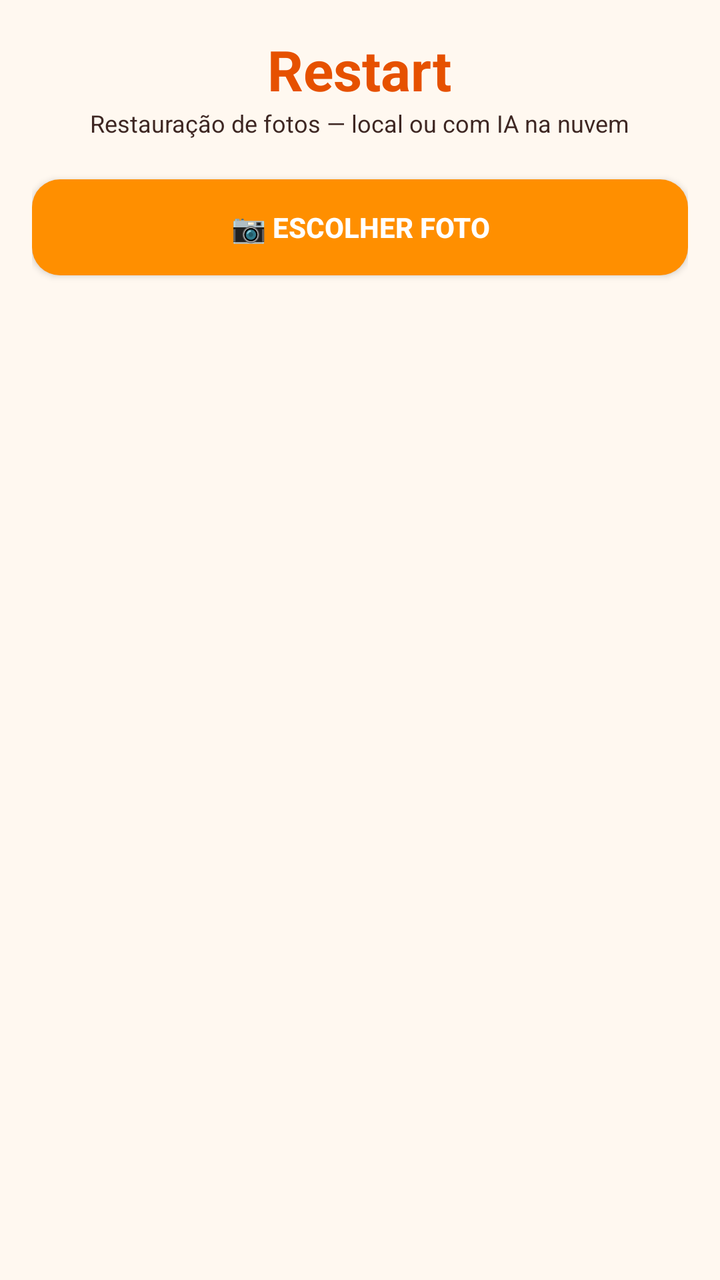
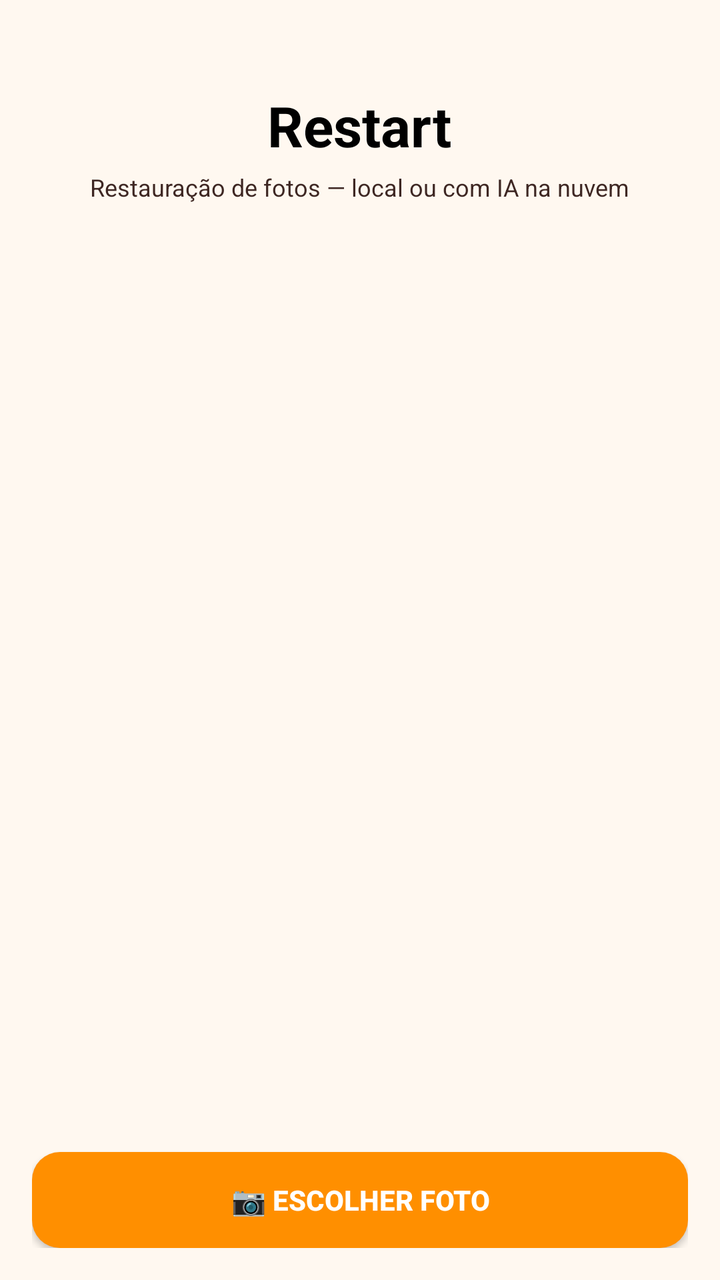

Compare the two renders of this Android layout. The source of the first and the diff that turns it into the second are given below.
<!-- AndroidManifest.xml: application theme Theme.Restart -->
<!-- res/layout/activity_main.xml -->
<?xml version="1.0" encoding="utf-8"?>
<androidx.core.widget.NestedScrollView xmlns:android="http://schemas.android.com/apk/res/android"
    xmlns:app="http://schemas.android.com/apk/res-auto"
    android:layout_width="match_parent"
    android:layout_height="match_parent"
    android:fillViewport="true">

    <LinearLayout
        android:layout_width="match_parent"
        android:layout_height="wrap_content"
        android:orientation="vertical"
        android:padding="16dp">

        <TextView
            android:layout_width="wrap_content"
            android:layout_height="wrap_content"
            android:layout_gravity="center_horizontal"
            android:text="@string/tela_titulo"
            android:textColor="@color/ambar_escuro"
            android:textSize="28sp"
            android:textStyle="bold" />

        <TextView
            android:layout_width="wrap_content"
            android:layout_height="wrap_content"
            android:layout_gravity="center_horizontal"
            android:layout_marginBottom="20dp"
            android:text="@string/tela_subtitulo"
            android:textColor="@color/grafite"
            android:textSize="12sp" />

        <Button
            android:id="@+id/btnEscolherFoto"
            android:layout_width="match_parent"
            android:layout_height="wrap_content"
            android:background="@drawable/botao_ambar"
            android:text="@string/botao_escolher_foto"
            android:textColor="@color/white"
            android:textStyle="bold" />

        
        <LinearLayout
            android:id="@+id/containerFoto"
            android:layout_width="match_parent"
            android:layout_height="wrap_content"
            android:orientation="vertical"
            android:visibility="gone">

            
            <LinearLayout
                android:layout_width="wrap_content"
                android:layout_height="wrap_content"
                android:layout_marginTop="16dp"
                android:orientation="vertical"
                android:gravity="center_horizontal">

                <TextView
                    android:layout_width="wrap_content"
                    android:layout_height="wrap_content"
                    android:text="@string/rotulo_antes"
                    android:textColor="@color/grafite"
                    android:textSize="10sp"
                    android:textStyle="bold" />

                <ImageView
                    android:id="@+id/ivAntes"
                    android:layout_width="72dp"
                    android:layout_height="72dp"
                    android:layout_marginTop="4dp"
                    android:background="@drawable/borda_card"
                    android:padding="2dp"
                    android:scaleType="centerCrop"
                    android:contentDescription="@string/rotulo_antes" />

            </LinearLayout>

            <TextView
                android:layout_width="wrap_content"
                android:layout_height="wrap_content"
                android:layout_marginTop="10dp"
                android:text="@string/rotulo_depois"
                android:textColor="@color/grafite"
                android:textSize="10sp"
                android:textStyle="bold" />

            <FrameLayout
                android:layout_width="match_parent"
                android:layout_height="wrap_content"
                android:layout_marginTop="4dp"
                android:background="@drawable/borda_card"
                android:padding="4dp">

                <ImageView
                    android:id="@+id/ivResultado"
                    android:layout_width="match_parent"
                    android:layout_height="wrap_content"
                    android:adjustViewBounds="true"
                    android:scaleType="fitCenter"
                    android:contentDescription="@string/rotulo_depois" />

                <ProgressBar
                    android:id="@+id/progressBar"
                    android:layout_width="wrap_content"
                    android:layout_height="wrap_content"
                    android:layout_gravity="center"
                    android:visibility="gone" />

            </FrameLayout>

            <TextView
                android:id="@+id/tvProcessando"
                android:layout_width="match_parent"
                android:layout_height="wrap_content"
                android:layout_marginTop="4dp"
                android:gravity="center"
                android:text="@string/processando"
                android:textColor="@color/ambar_escuro"
                android:textSize="12sp"
                android:visibility="gone" />

            <TextView
                android:layout_width="wrap_content"
                android:layout_height="wrap_content"
                android:layout_marginTop="20dp"
                android:text="@string/efeitos_titulo"
                android:textColor="@color/grafite"
                android:textSize="14sp"
                android:textStyle="bold" />

            <android.widget.GridLayout
                android:layout_width="match_parent"
                android:layout_height="wrap_content"
                android:layout_marginTop="8dp"
                android:columnCount="2"
                android:useDefaultMargins="true">

                <Button
                    android:id="@+id/btnRestaurar"
                    android:layout_width="0dp"
                    android:layout_columnWeight="1"
                    android:layout_height="wrap_content"
                    android:background="@drawable/botao_ambar"
                    android:text="@string/botao_restaurar"
                    android:textAllCaps="false"
                    android:textColor="@color/white"
                    android:textSize="12sp" />

                <Button
                    android:id="@+id/btnDesfazer"
                    android:layout_width="0dp"
                    android:layout_columnWeight="1"
                    android:layout_height="wrap_content"
                    android:background="@drawable/botao_grafite"
                    android:text="@string/botao_desfazer"
                    android:textAllCaps="false"
                    android:textColor="@color/white"
                    android:textSize="12sp" />

                <Button
                    android:id="@+id/btnNitidez"
                    android:layout_width="0dp"
                    android:layout_columnWeight="1"
                    android:layout_height="wrap_content"
                    android:background="@drawable/botao_grafite"
                    android:text="@string/botao_nitidez"
                    android:textAllCaps="false"
                    android:textColor="@color/white"
                    android:textSize="12sp" />

                <Button
                    android:id="@+id/btnReduzirRuido"
                    android:layout_width="0dp"
                    android:layout_columnWeight="1"
                    android:layout_height="wrap_content"
                    android:background="@drawable/botao_grafite"
                    android:text="@string/botao_reduzir_ruido"
                    android:textAllCaps="false"
                    android:textColor="@color/white"
                    android:textSize="12sp" />

                <Button
                    android:id="@+id/btnContrasteAuto"
                    android:layout_width="0dp"
                    android:layout_columnWeight="1"
                    android:layout_height="wrap_content"
                    android:background="@drawable/botao_grafite"
                    android:text="@string/botao_contraste_auto"
                    android:textAllCaps="false"
                    android:textColor="@color/white"
                    android:textSize="12sp" />

                <Button
                    android:id="@+id/btnAumentarResolucao"
                    android:layout_width="0dp"
                    android:layout_columnWeight="1"
                    android:layout_height="wrap_content"
                    android:background="@drawable/botao_grafite"
                    android:text="@string/botao_aumentar_resolucao"
                    android:textAllCaps="false"
                    android:textColor="@color/white"
                    android:textSize="12sp" />

            </android.widget.GridLayout>

            <TextView
                android:layout_width="wrap_content"
                android:layout_height="wrap_content"
                android:layout_marginTop="20dp"
                android:text="@string/ia_nuvem_titulo"
                android:textColor="@color/grafite"
                android:textSize="14sp"
                android:textStyle="bold" />

            <ProgressBar
                android:id="@+id/progressBarIa"
                android:layout_width="wrap_content"
                android:layout_height="wrap_content"
                android:layout_gravity="center_horizontal"
                android:layout_marginTop="8dp"
                android:visibility="gone" />

            <TextView
                android:id="@+id/tvProcessandoIa"
                android:layout_width="match_parent"
                android:layout_height="wrap_content"
                android:layout_marginTop="4dp"
                android:gravity="center"
                android:text="@string/ia_processando"
                android:textColor="@color/ambar_escuro"
                android:textSize="12sp"
                android:visibility="gone" />

            <android.widget.GridLayout
                android:id="@+id/gridEfeitosIa"
                android:layout_width="match_parent"
                android:layout_height="wrap_content"
                android:layout_marginTop="8dp"
                android:columnCount="2"
                android:useDefaultMargins="true">

                <Button
                    android:id="@+id/btnIaRestaurarRosto"
                    android:layout_width="0dp"
                    android:layout_columnWeight="1"
                    android:layout_height="wrap_content"
                    android:background="@drawable/botao_grafite"
                    android:text="@string/botao_ia_restaurar_rosto"
                    android:textAllCaps="false"
                    android:textColor="@color/white"
                    android:textSize="12sp" />

                <Button
                    android:id="@+id/btnIaColorir"
                    android:layout_width="0dp"
                    android:layout_columnWeight="1"
                    android:layout_height="wrap_content"
                    android:background="@drawable/botao_grafite"
                    android:text="@string/botao_ia_colorir"
                    android:textAllCaps="false"
                    android:textColor="@color/white"
                    android:textSize="12sp" />

                <Button
                    android:id="@+id/btnIaAumentarResolucao"
                    android:layout_width="0dp"
                    android:layout_columnWeight="1"
                    android:layout_height="wrap_content"
                    android:background="@drawable/botao_grafite"
                    android:text="@string/botao_ia_aumentar_resolucao"
                    android:textAllCaps="false"
                    android:textColor="@color/white"
                    android:textSize="12sp" />

                <Button
                    android:id="@+id/btnIaRemoverFundo"
                    android:layout_width="0dp"
                    android:layout_columnWeight="1"
                    android:layout_height="wrap_content"
                    android:background="@drawable/botao_grafite"
                    android:text="@string/botao_ia_remover_fundo"
                    android:textAllCaps="false"
                    android:textColor="@color/white"
                    android:textSize="12sp" />

                <Button
                    android:id="@+id/btnIaEstilizar"
                    android:layout_width="0dp"
                    android:layout_columnWeight="1"
                    android:layout_height="wrap_content"
                    android:background="@drawable/botao_ambar"
                    android:text="@string/botao_ia_estilizar"
                    android:textAllCaps="false"
                    android:textColor="@color/white"
                    android:textSize="12sp" />

                <Button
                    android:id="@+id/btnIaCorCabelo"
                    android:layout_width="0dp"
                    android:layout_columnWeight="1"
                    android:layout_height="wrap_content"
                    android:background="@drawable/botao_ambar"
                    android:text="@string/botao_ia_cor_cabelo"
                    android:textAllCaps="false"
                    android:textColor="@color/white"
                    android:textSize="12sp" />

                <Button
                    android:id="@+id/btnIaCorOlhos"
                    android:layout_width="0dp"
                    android:layout_columnWeight="1"
                    android:layout_height="wrap_content"
                    android:background="@drawable/botao_ambar"
                    android:text="@string/botao_ia_cor_olhos"
                    android:textAllCaps="false"
                    android:textColor="@color/white"
                    android:textSize="12sp" />

                <Button
                    android:id="@+id/btnIaTrocarRoupa"
                    android:layout_width="0dp"
                    android:layout_columnWeight="1"
                    android:layout_height="wrap_content"
                    android:background="@drawable/botao_ambar"
                    android:text="@string/botao_ia_trocar_roupa"
                    android:textAllCaps="false"
                    android:textColor="@color/white"
                    android:textSize="12sp" />

            </android.widget.GridLayout>

            <LinearLayout
                android:layout_width="match_parent"
                android:layout_height="wrap_content"
                android:layout_marginTop="16dp"
                android:orientation="horizontal">

                <Button
                    android:id="@+id/btnSalvar"
                    android:layout_width="0dp"
                    android:layout_weight="1"
                    android:layout_height="wrap_content"
                    android:layout_marginEnd="6dp"
                    android:background="@drawable/botao_ambar"
                    android:text="@string/botao_salvar"
                    android:textColor="@color/white"
                    android:textStyle="bold" />

                <Button
                    android:id="@+id/btnCompartilhar"
                    android:layout_width="0dp"
                    android:layout_weight="1"
                    android:layout_height="wrap_content"
                    android:layout_marginStart="6dp"
                    android:background="@drawable/botao_grafite"
                    android:text="@string/botao_compartilhar"
                    android:textColor="@color/white"
                    android:textStyle="bold" />

            </LinearLayout>

        </LinearLayout>

    </LinearLayout>

</androidx.core.widget.NestedScrollView>
<!-- resources referenced by this layout -->
<resources>
  <color name="ambar_escuro">#E65100</color>
  <color name="grafite">#3E2723</color>
  <color name="white">#FFFFFFFF</color>
  <!-- drawable borda_card (drawable) -->
  <?xml version="1.0" encoding="utf-8"?>
  <shape xmlns:android="http://schemas.android.com/apk/res/android">
      <solid android:color="@color/white" />
      <corners android:radius="12dp" />
      <stroke android:width="1dp" android:color="@color/borda_sutil" />
  </shape>
  <!-- drawable botao_ambar (drawable) -->
  <?xml version="1.0" encoding="utf-8"?>
  <shape xmlns:android="http://schemas.android.com/apk/res/android">
      <solid android:color="@color/ambar" />
      <corners android:radius="14dp" />
      <padding android:left="16dp" android:right="16dp" android:top="12dp" android:bottom="12dp" />
  </shape>
  <!-- drawable botao_grafite (drawable) -->
  <?xml version="1.0" encoding="utf-8"?>
  <shape xmlns:android="http://schemas.android.com/apk/res/android">
      <solid android:color="@color/grafite" />
      <corners android:radius="14dp" />
      <padding android:left="16dp" android:right="16dp" android:top="12dp" android:bottom="12dp" />
  </shape>
  <string name="botao_aumentar_resolucao">📐 Aumentar resolução (2x)</string>
  <string name="botao_compartilhar">📤 Compartilhar</string>
  <string name="botao_contraste_auto">🎨 Contraste automático</string>
  <string name="botao_desfazer">↩ Desfazer</string>
  <string name="botao_escolher_foto">📷 Escolher foto</string>
  <string name="botao_ia_aumentar_resolucao">🔍 Aumentar resolução (IA)</string>
  <string name="botao_ia_colorir">🎨 Colorir (IA)</string>
  <string name="botao_ia_cor_cabelo">💇 Cor do cabelo…</string>
  <string name="botao_ia_cor_olhos">👁️ Cor dos olhos…</string>
  <string name="botao_ia_estilizar">🖌️ Estilizar…</string>
  <string name="botao_ia_remover_fundo">✂️ Remover fundo</string>
  <string name="botao_ia_restaurar_rosto">🧑 Restaurar rosto (IA)</string>
  <string name="botao_ia_trocar_roupa">👕 Trocar roupa…</string>
  <string name="botao_nitidez">🔍 Nitidez</string>
  <string name="botao_reduzir_ruido">🧹 Reduzir ruído</string>
  <string name="botao_restaurar">✨ Restaurar (tudo)</string>
  <string name="botao_salvar">💾 Salvar</string>
  <string name="efeitos_titulo">Efeitos locais (sem internet):</string>
  <string name="ia_nuvem_titulo">☁️ Efeitos com IA (nuvem)</string>
  <string name="ia_processando">Processando com IA na nuvem… pode levar até 1 minuto.</string>
  <string name="processando">Processando…</string>
  <string name="rotulo_antes">ANTES</string>
  <string name="rotulo_depois">DEPOIS</string>
  <string name="tela_subtitulo">Restauração de fotos — local ou com IA na nuvem</string>
  <string name="tela_titulo">Restart</string>
  <style name="Theme.Restart" parent="Theme.MaterialComponents.DayNight.NoActionBar">
          <item name="colorPrimary">@color/ambar</item>
          <item name="colorPrimaryVariant">@color/ambar_escuro</item>
          <item name="colorOnPrimary">@color/white</item>
          <item name="colorSecondary">@color/ambar</item>
          <item name="colorSecondaryVariant">@color/ambar_escuro</item>
          <item name="colorOnSecondary">@color/white</item>
          <item name="android:statusBarColor">@color/ambar_escuro</item>
          <item name="android:windowBackground">@color/fundo_claro</item>
      </style>
  <color name="borda_sutil">#E0D5C8</color>
  <color name="ambar">#FF8F00</color>
  <color name="fundo_claro">#FFF8F0</color>
</resources>

<!-- the commit's change to res/layout/activity_main.xml (unified diff, before → after) -->
@@ -7,7 +7,7 @@
 
     <LinearLayout
         android:layout_width="match_parent"
-        android:layout_height="wrap_content"
+        android:layout_height="match_parent"
         android:orientation="vertical"
         android:padding="16dp">
 
@@ -15,8 +15,9 @@
             android:layout_width="wrap_content"
             android:layout_height="wrap_content"
             android:layout_gravity="center_horizontal"
+            android:layout_marginTop="28dp"
             android:text="@string/tela_titulo"
-            android:textColor="@color/ambar_escuro"
+            android:textColor="@color/black"
             android:textSize="28sp"
             android:textStyle="bold" />
 
@@ -24,19 +25,10 @@
             android:layout_width="wrap_content"
             android:layout_height="wrap_content"
             android:layout_gravity="center_horizontal"
-            android:layout_marginBottom="20dp"
+            android:layout_marginTop="4dp"
             android:text="@string/tela_subtitulo"
             android:textColor="@color/grafite"
             android:textSize="12sp" />
-
-        <Button
-            android:id="@+id/btnEscolherFoto"
-            android:layout_width="match_parent"
-            android:layout_height="wrap_content"
-            android:background="@drawable/botao_ambar"
-            android:text="@string/botao_escolher_foto"
-            android:textColor="@color/white"
-            android:textStyle="bold" />
 
         
         <LinearLayout
@@ -354,12 +346,29 @@
                     android:background="@drawable/botao_grafite"
                     android:text="@string/botao_compartilhar"
                     android:textColor="@color/white"
+                    android:textSize="12sp"
                     android:textStyle="bold" />
 
             </LinearLayout>
 
         </LinearLayout>
 
+        
+        <View
+            android:layout_width="0dp"
+            android:layout_height="0dp"
+            android:layout_weight="1" />
+
+        <Button
+            android:id="@+id/btnEscolherFoto"
+            android:layout_width="match_parent"
+            android:layout_height="wrap_content"
+            android:layout_marginTop="16dp"
+            android:background="@drawable/botao_ambar"
+            android:text="@string/botao_escolher_foto"
+            android:textColor="@color/white"
+            android:textStyle="bold" />
+
     </LinearLayout>
 
 </androidx.core.widget.NestedScrollView>
<!-- resource entries referenced after the edit -->
@@ -1,6 +1,7 @@
 <!-- resources referenced by this layout -->
 <resources>
   <color name="ambar_escuro">#E65100</color>
+  <color name="black">#FF000000</color>
   <color name="grafite">#3E2723</color>
   <color name="white">#FFFFFFFF</color>
   <!-- drawable borda_card (drawable) -->
